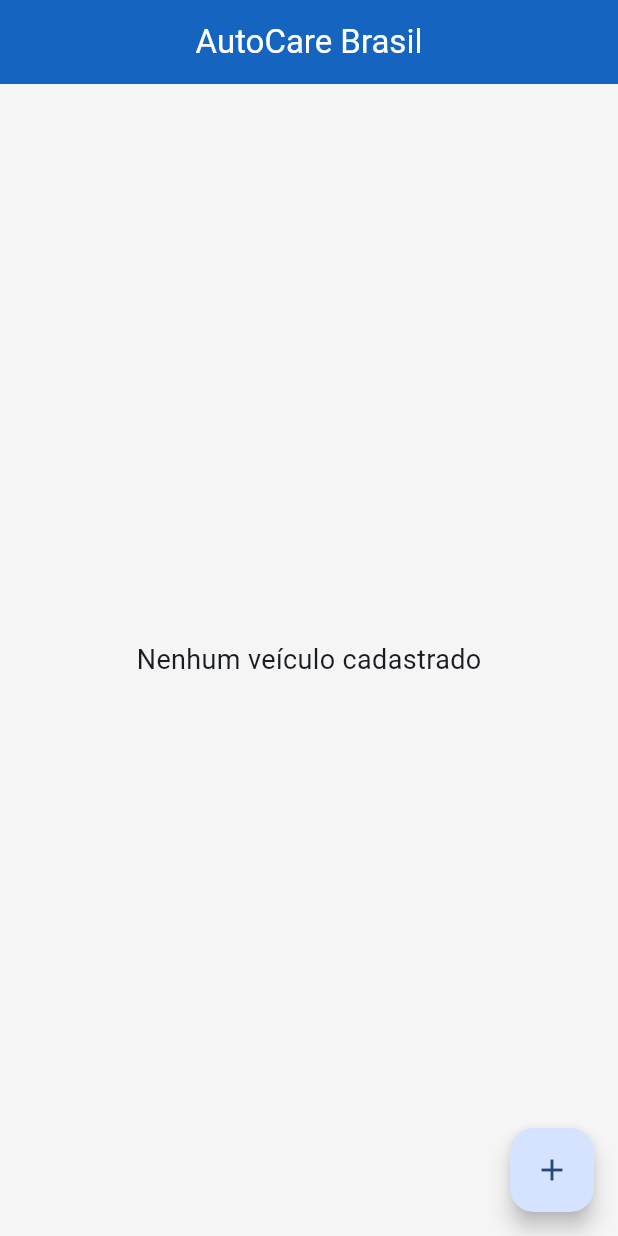
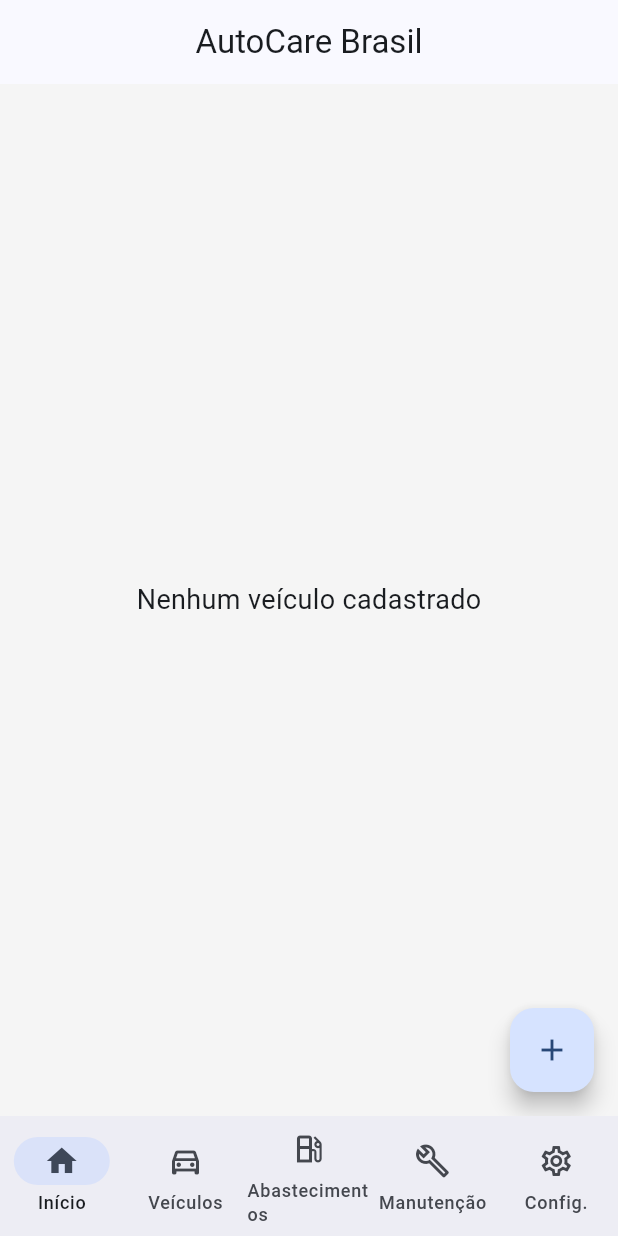
Before and after one commit to Servagem/autocare-brasil, a Flutter app: the screen it shows after launch, on a phone screen of 412 x 824 dp. Run offline on Flutter 3.47's test engine with Material 3 defaults, Android fonts, the phone set to English and light mode, and no system bars; our stand-ins replace go_router, sqflite; accounts and stored records are empty.

```diff
--- a/lib/app/app.dart
+++ b/lib/app/app.dart
@@ -1,7 +1,7 @@
 import 'package:flutter/material.dart';
 
 import 'router.dart';
-import 'theme.dart';
+import '../core/theme/app_theme.dart';
 
 class AutoCareApp extends StatelessWidget {
   const AutoCareApp({super.key});
--- a/lib/app/router.dart
+++ b/lib/app/router.dart
@@ -2,8 +2,11 @@ import 'package:flutter/material.dart';
 import 'package:go_router/go_router.dart';
 
 import '../features/dashboard/dashboard_page.dart';
+import '../features/fuel/pages/fuel_form_page.dart';
+import '../features/fuel/pages/fuel_list_page.dart';
 import '../features/splash/splash_page.dart';
 import '../features/vehicles/pages/vehicle_form_page.dart';
+import '../features/home/home_page.dart';
 
 final GoRouter appRouter = GoRouter(
   debugLogDiagnostics: true,
@@ -18,7 +21,7 @@ final GoRouter appRouter = GoRouter(
     GoRoute(
       path: '/dashboard',
       name: 'dashboard',
-      builder: (context, state) => const DashboardPage(),
+      builder: (context, state) => const HomePage(),
     ),
 
     GoRoute(
@@ -26,5 +29,17 @@ final GoRouter appRouter = GoRouter(
       name: 'vehicle',
       builder: (context, state) => const VehicleFormPage(),
     ),
+
+    GoRoute(
+      path: '/fuel',
+      name: 'fuel',
+      builder: (context, state) => const FuelListPage(),
+    ),
+
+    GoRoute(
+      path: '/fuel/new',
+      name: 'fuel-new',
+      builder: (context, state) => const FuelFormPage(),
+    ),
   ],
 );
--- /dev/null
+++ b/lib/core/theme/app_colors.dart
@@ -0,0 +1,25 @@
+import 'package:flutter/material.dart';
+
+class AppColors {
+  AppColors._();
+
+  static const primary = Color(0xFF1565C0);
+
+  static const secondary = Color(0xFF43A047);
+
+  static const background = Color(0xFFF5F5F5);
+
+  static const surface = Colors.white;
+
+  static const error = Color(0xFFE53935);
+
+  static const warning = Color(0xFFFB8C00);
+
+  static const success = Color(0xFF2E7D32);
+
+  static const text = Color(0xFF212121);
+
+  static const subtitle = Color(0xFF757575);
+
+  static const border = Color(0xFFE0E0E0);
+}
--- /dev/null
+++ b/lib/core/theme/app_theme.dart
@@ -0,0 +1,48 @@
+import 'package:flutter/material.dart';
+import 'app_colors.dart';
+
+class AppTheme {
+  AppTheme._();
+
+  static ThemeData get lightTheme {
+    return ThemeData(
+      useMaterial3: true,
+
+      colorScheme: ColorScheme.fromSeed(
+        seedColor: AppColors.primary,
+      ),
+
+      scaffoldBackgroundColor: AppColors.background,
+
+      appBarTheme: const AppBarTheme(
+        centerTitle: true,
+        elevation: 0,
+      ),
+
+      cardTheme: CardThemeData(
+        elevation: 2,
+        color: AppColors.surface,
+        shape: RoundedRectangleBorder(
+          borderRadius: BorderRadius.circular(20),
+        ),
+      ),
+
+      elevatedButtonTheme: ElevatedButtonThemeData(
+        style: ElevatedButton.styleFrom(
+          minimumSize: const Size(double.infinity, 55),
+          shape: RoundedRectangleBorder(
+            borderRadius: BorderRadius.circular(14),
+          ),
+        ),
+      ),
+
+      inputDecorationTheme: InputDecorationTheme(
+        filled: true,
+        fillColor: Colors.white,
+        border: OutlineInputBorder(
+          borderRadius: BorderRadius.circular(14),
+        ),
+      ),
+    );
+  }
+}
--- /dev/null
+++ b/lib/features/home/home_page.dart
@@ -0,0 +1,71 @@
+import 'package:flutter/material.dart';
+
+import '../dashboard/dashboard_page.dart';
+import '../fuel/pages/fuel_list_page.dart';
+import '../maintenance/pages/maintenance_page.dart';
+import '../settings/pages/settings_page.dart';
+import '../vehicles/pages/vehicles_page.dart';
+
+class HomePage extends StatefulWidget {
+  const HomePage({super.key});
+
+  @override
+  State<HomePage> createState() => _HomePageState();
+}
+
+class _HomePageState extends State<HomePage> {
+  int currentIndex = 0;
+
+  final List<Widget> pages = const [
+    DashboardPage(),
+    VehiclesPage(),
+    FuelListPage(),
+    MaintenancePage(),
+    SettingsPage(),
+  ];
+
+  @override
+  Widget build(BuildContext context) {
+    return Scaffold(
+      body: IndexedStack(
+        index: currentIndex,
+        children: pages,
+      ),
+      bottomNavigationBar: NavigationBar(
+        selectedIndex: currentIndex,
+        onDestinationSelected: (index) {
+          setState(() {
+            currentIndex = index;
+          });
+        },
+        destinations: const [
+          NavigationDestination(
+            icon: Icon(Icons.home_outlined),
+            selectedIcon: Icon(Icons.home),
+            label: 'Início',
+          ),
+          NavigationDestination(
+            icon: Icon(Icons.directions_car_outlined),
+            selectedIcon: Icon(Icons.directions_car),
+            label: 'Veículos',
+          ),
+          NavigationDestination(
+            icon: Icon(Icons.local_gas_station_outlined),
+            selectedIcon: Icon(Icons.local_gas_station),
+            label: 'Abastecimentos',
+          ),
+          NavigationDestination(
+            icon: Icon(Icons.build_outlined),
+            selectedIcon: Icon(Icons.build),
+            label: 'Manutenção',
+          ),
+          NavigationDestination(
+            icon: Icon(Icons.settings_outlined),
+            selectedIcon: Icon(Icons.settings),
+            label: 'Config.',
+          ),
+        ],
+      ),
+    );
+  }
+}
```
Also changed, not shown: lib/core/database/database_helper.dart (+34 -1 lines), lib/core/theme/app_text_styles.dart (added, +29 -0 lines), lib/core/widgets/app_button.dart (added, +27 -0 lines), lib/core/widgets/app_card.dart (added, +28 -0 lines), lib/core/widgets/app_dialog.dart (added, +28 -0 lines), lib/core/widgets/app_empty_state.dart (added, +46 -0 lines), lib/core/widgets/app_loading.dart (added, +12 -0 lines), lib/core/widgets/app_scaffold.dart (added, +26 -0 lines), lib/core/widgets/app_section_title.dart (added, +23 -0 lines), lib/core/widgets/app_text_field.dart (added, +28 -0 lines), lib/features/fuel/models/fuel_record.dart (added, +51 -0 lines), lib/features/fuel/pages/fuel_form_page.dart (added, +19 -0 lines), lib/features/fuel/pages/fuel_list_page.dart (added, +26 -0 lines), lib/features/fuel/repositories/fuel_repository.dart (added, +49 -0 lines), 1 more files.
